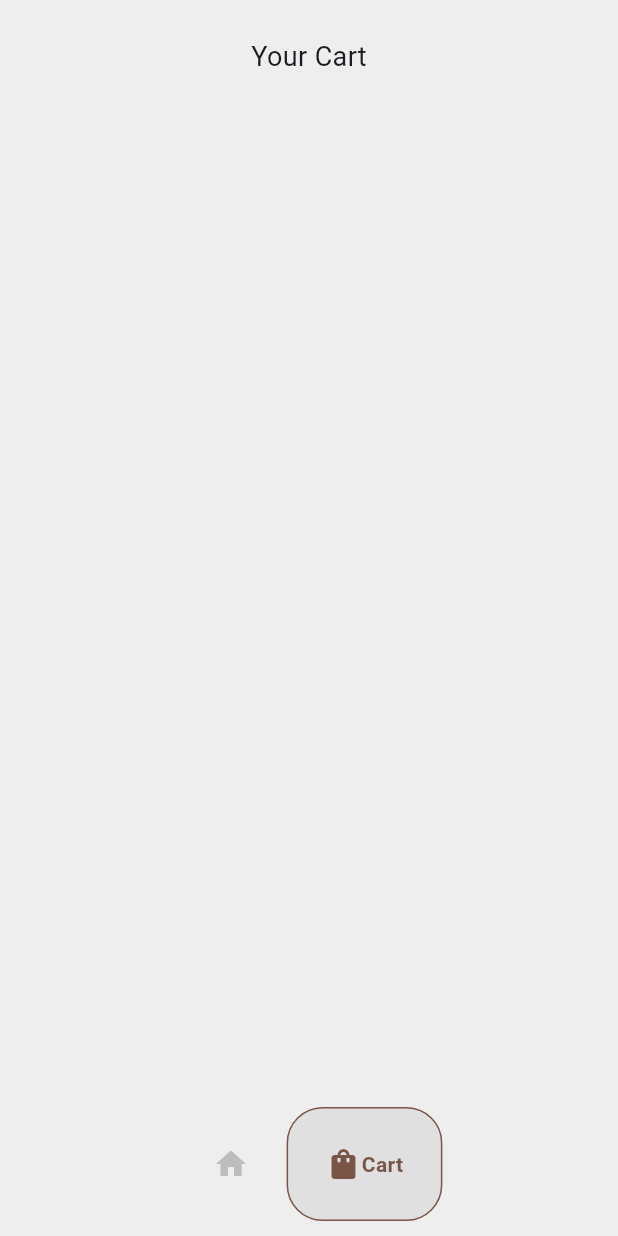
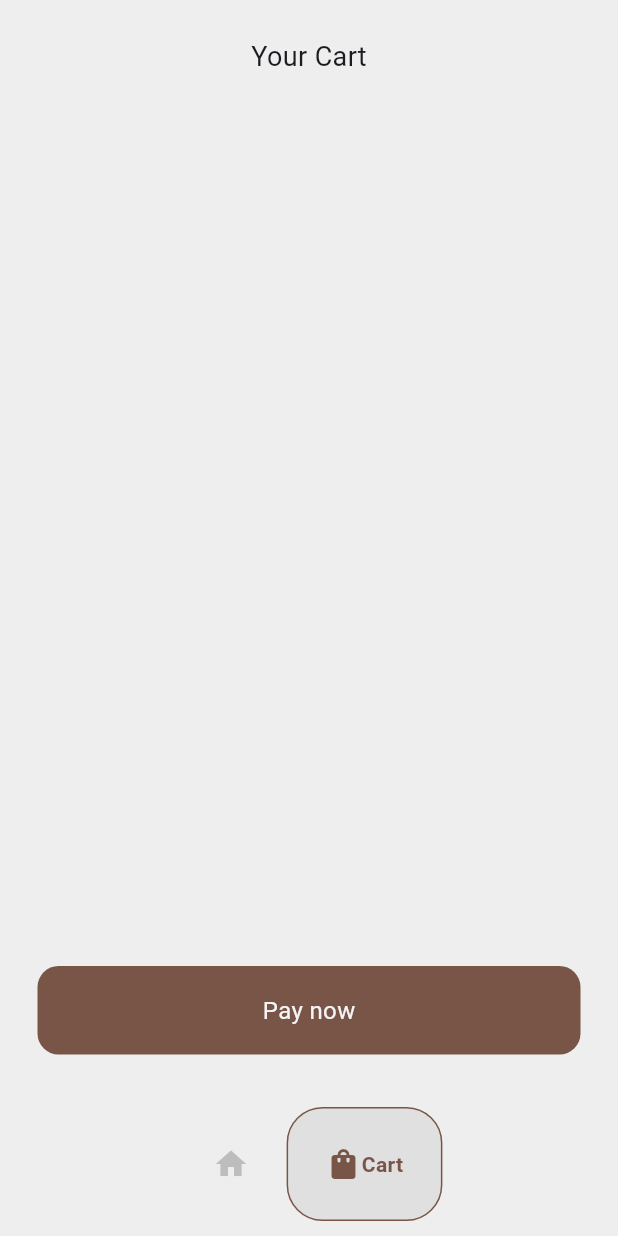
Before and after one commit to Jeffrey-joe-mathews/CoffeeShopApp, a Flutter app: the screen it shows after launch, item 2 of the bottom bar chosen, on a phone screen of 412 x 824 dp. Run offline on Flutter 3.47's test engine with Material 3 defaults, Android fonts, the phone set to English and light mode, and no system bars; drawn by our look-alikes of google_nav_bar.

Commit message:
completed intended phase of the app

```diff
--- a/lib/pages/cart_page.dart
+++ b/lib/pages/cart_page.dart
@@ -39,6 +39,9 @@ class _CartPageState extends State<CartPage> {
             // heading
             Text("Your Cart",style: TextStyle(fontSize: 18),),
 
+            // some space
+            const SizedBox(height: 20,),
+
             // list of items
             Expanded(child: ListView.builder(
               itemCount: value.userCart.length,
@@ -51,8 +54,25 @@ class _CartPageState extends State<CartPage> {
                 onPressed:() => removeFromCart(eachCoffee),
                 icon: Icon(Icons.delete)
               );
-            },))
+            },
+            )
+            ),
 
+            // pay button
+            GestureDetector(
+              onTap: (){}, // payment function
+              child: Container(
+                decoration: BoxDecoration(
+                  color: Colors.brown,
+                  borderRadius: BorderRadius.circular(14)
+                ),
+                width: double.infinity,
+                child: Padding(
+                  padding: const EdgeInsets.all(18.0),
+                  child: Center(child: Text("Pay now", style: TextStyle(color: Colors.grey.shade100, fontSize: 16),)),
+                ),
+              ),
+            )
           ],
         ),
       ),
```
